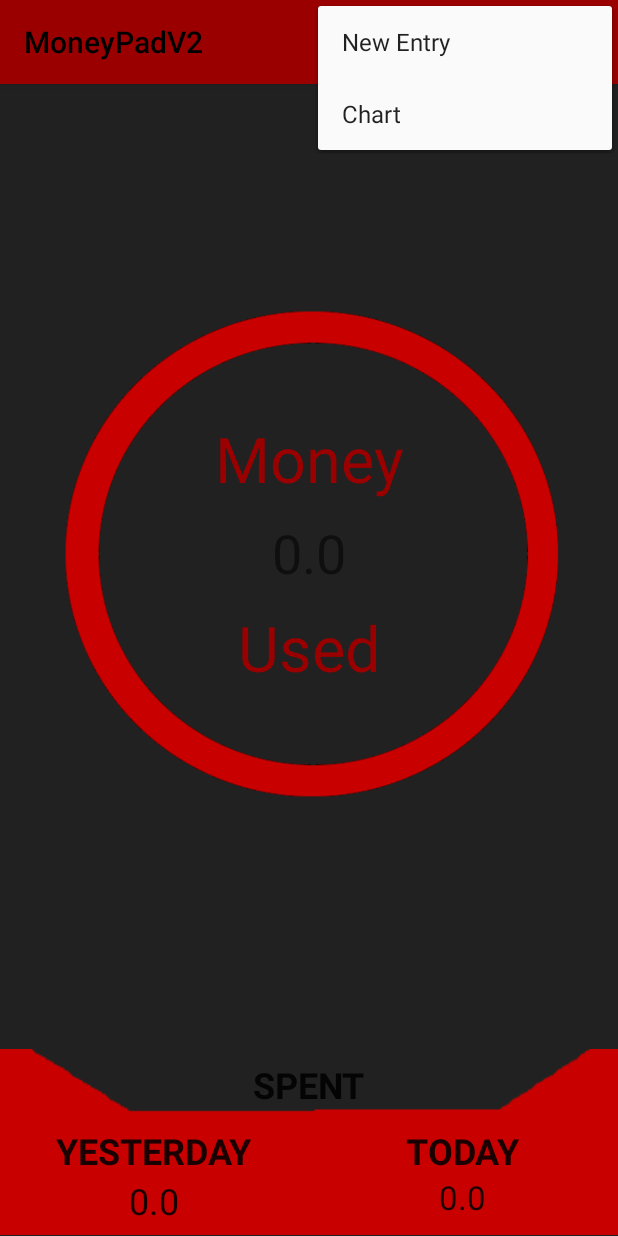
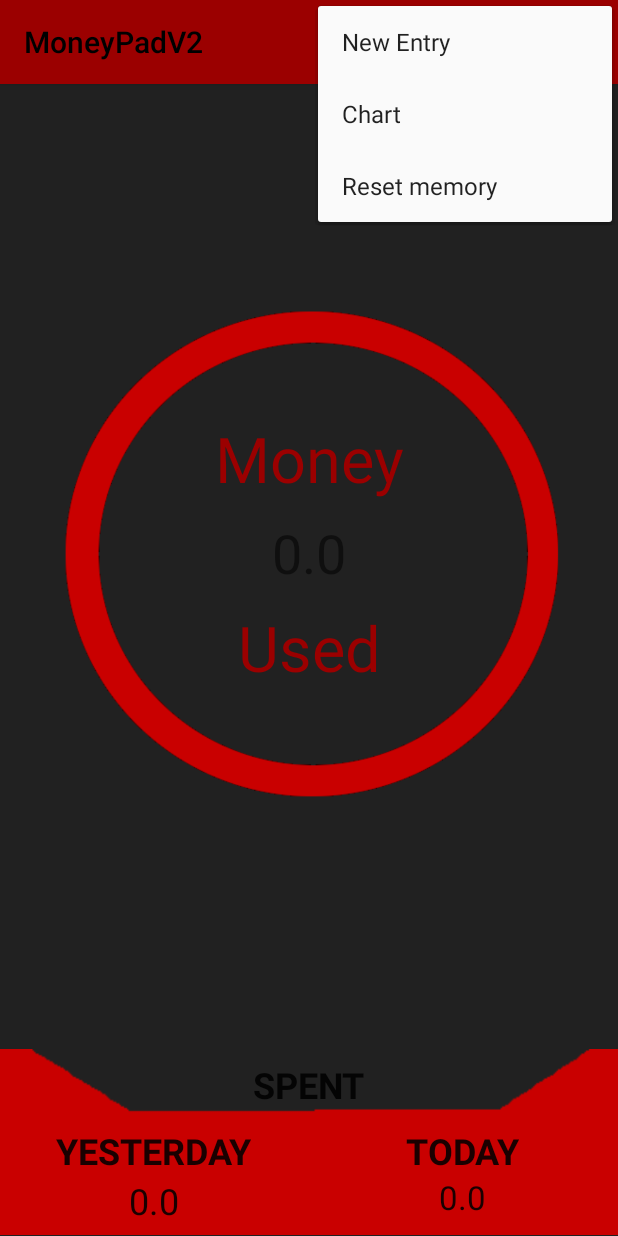
Before and after one commit to TEMETS/Moneypad, an Android app: the screen it shows after launch (MainActivity), with the options menu open, on a phone screen of 412 x 824 dp. Run offline under Robolectric (Android 15) with nearby library versions, the phone set to English and light mode, and no system bars.

Commit message:
Implemented a memory reset -button with a failsafe

```diff
--- a/app/src/main/java/com/example/moneypadv2/DataHandler.java
+++ b/app/src/main/java/com/example/moneypadv2/DataHandler.java
@@ -35,6 +35,10 @@ public class DataHandler implements Serializable {
         ArrayList<Data> tempData = dataHandler.data;
 
         this.data = tempData;
+    }
+
+    public void clearData() {
+        this.data.clear();
     }
 
     public void setLast(Data data) {
--- a/app/src/main/res/menu/main_menu.xml
+++ b/app/src/main/res/menu/main_menu.xml
@@ -13,7 +13,11 @@
         android:title="Chart"
         android:onClick="viewListActivity"
         app:showAsAction="never"/>
-
+    <item
+        android:id="@+id/resetMemory"
+        android:title="Reset memory"
+        android:onClick="resetMemory"
+        app:showAsAction="never"/>
 
 
 </menu>
```
Also changed, not shown: app/src/main/java/com/example/moneypadv2/MainActivity.java (+23 -0 lines).
